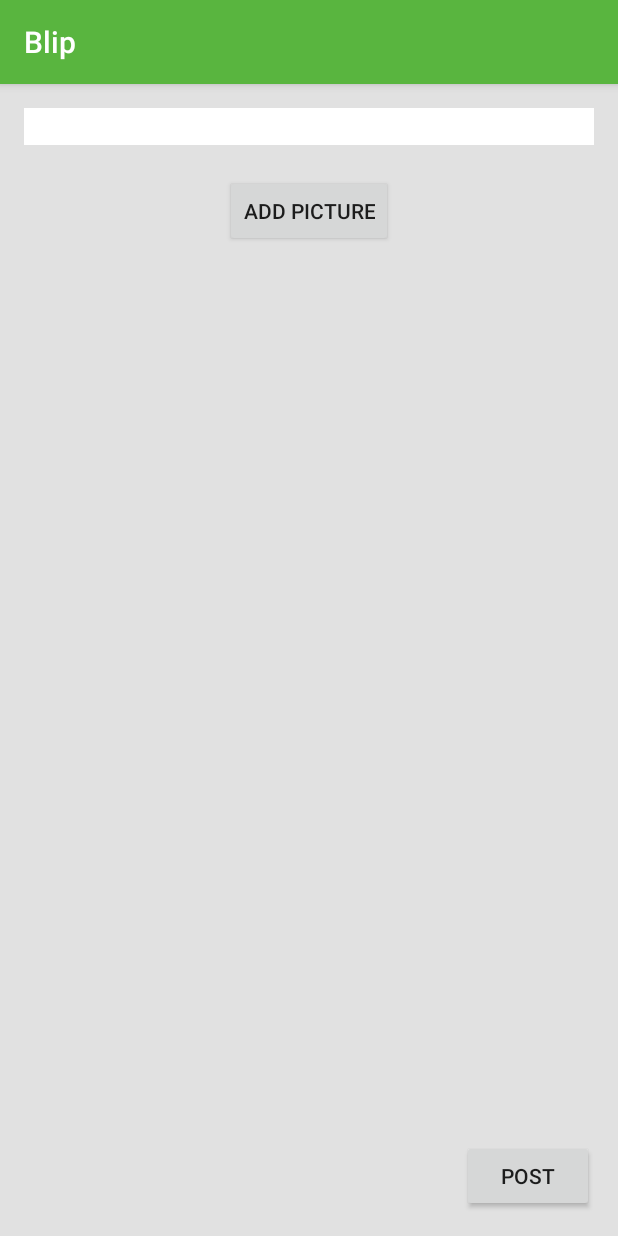
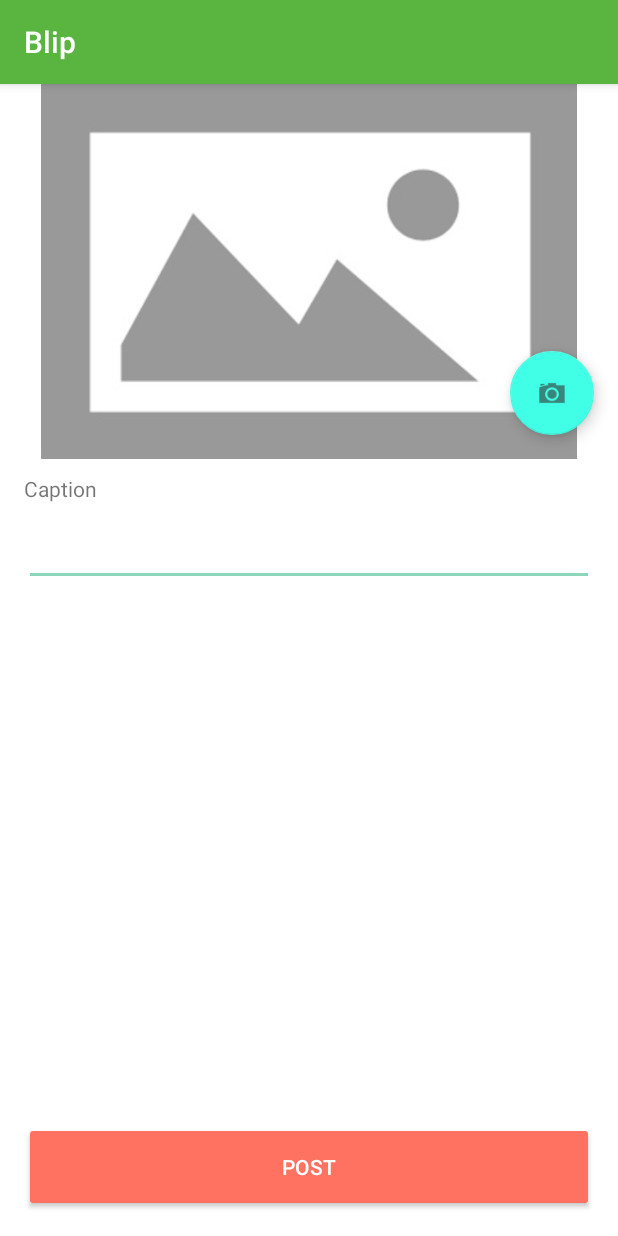
Before and after one commit to App-athy/Blip, an Android app: the ComposeBlipActivity screen opened directly, with no data from a screen before it, on a phone screen of 412 x 824 dp. Run offline under Robolectric (Android 15) with nearby library versions, the phone set to English and light mode, and no system bars; 1 statement that could not run was skipped.

Commit message:
Reskin compose blip activity

```diff
--- a/app/src/main/java/com/codepath/blip/ComposeBlipActivity.java
+++ b/app/src/main/java/com/codepath/blip/ComposeBlipActivity.java
@@ -28,7 +28,6 @@ import java.io.IOException;
 import javax.inject.Inject;
 
 import rx.Subscriber;
-import rx.android.schedulers.AndroidSchedulers;
 
 public class ComposeBlipActivity extends AppCompatActivity {
 
@@ -49,22 +48,13 @@ public class ComposeBlipActivity extends AppCompatActivity {
         super.onCreate(savedInstanceState);
         setContentView(R.layout.activity_compose_blip);
         body = (EditText) findViewById(R.id.etBody);
+
         uploadImage = (ImageView) findViewById(R.id.ivImageUpload);
-        cameraButton = (Button) findViewById(R.id.cameraButton);
+        uploadImage.setImageResource(R.drawable.placeholder);
+
         saveButton = (Button) findViewById(R.id.saveButton);
         Bundle b = getIntent().getParcelableExtra("bundle");
         mLatLng = b.getParcelable("location");
-        cameraButton.setOnClickListener(new View.OnClickListener() {
-            @Override
-            public void onClick(View view) {
-                Intent intent = new Intent(MediaStore.ACTION_IMAGE_CAPTURE);
-                intent.putExtra(MediaStore.EXTRA_OUTPUT, getPhotoFileUri(photoFileName));
-                if (intent.resolveActivity(getPackageManager()) != null) {
-                    // Start the image capture intent to take photo
-                    startActivityForResult(intent, CAPTURE_IMAGE_ACTIVITY_REQUEST_CODE);
-                }
-            }
-        });
         saveButton.setOnClickListener(new View.OnClickListener() {
             @Override
             public void onClick(View view) {
@@ -94,12 +84,19 @@ public class ComposeBlipActivity extends AppCompatActivity {
         });
     }
 
+    public void onCameraClick(View v) {
+        Intent intent = new Intent(MediaStore.ACTION_IMAGE_CAPTURE);
+        intent.putExtra(MediaStore.EXTRA_OUTPUT, getPhotoFileUri(photoFileName));
+        if (intent.resolveActivity(getPackageManager()) != null) {
+            // Start the image capture intent to take photo
+            startActivityForResult(intent, CAPTURE_IMAGE_ACTIVITY_REQUEST_CODE);
+        }
+    }
+
     @Override
     public void onActivityResult(int requestCode, int resultCode, Intent data) {
         if (requestCode == CAPTURE_IMAGE_ACTIVITY_REQUEST_CODE) {
             if (resultCode == RESULT_OK) {
-                cameraButton.setVisibility(View.GONE);
-                uploadImage.setVisibility(View.VISIBLE);
                 Uri takenPhotoUri = getPhotoFileUri(photoFileName);
                 // by this point we have the camera photo on disk
                 mPhoto = getResizedBitmap(rotateBitmapOrientation(takenPhotoUri.getPath()), 500);
--- a/app/src/main/res/layout/activity_compose_blip.xml
+++ b/app/src/main/res/layout/activity_compose_blip.xml
@@ -1,54 +1,74 @@
 <?xml version="1.0" encoding="utf-8"?>
-<RelativeLayout
-    xmlns:android="http://schemas.android.com/apk/res/android"
+<RelativeLayout xmlns:android="http://schemas.android.com/apk/res/android"
     xmlns:tools="http://schemas.android.com/tools"
     android:layout_width="match_parent"
     android:layout_height="match_parent"
+    xmlns:app="http://schemas.android.com/apk/res-auto"
     android:paddingBottom="@dimen/activity_vertical_margin"
-    android:paddingLeft="@dimen/activity_horizontal_margin"
-    android:paddingRight="@dimen/activity_horizontal_margin"
-    android:paddingTop="@dimen/activity_vertical_margin"
     tools:context="com.codepath.blip.ComposeBlipActivity"
-    android:background="@color/gray">
+    android:background="@color/white">
+
+    <android.support.design.widget.CoordinatorLayout
+        android:id="@+id/clImageContainer"
+        android:layout_width="match_parent"
+        android:layout_height="wrap_content"
+        android:layout_alignParentTop="true">
+
+        <ImageView
+            android:layout_width="match_parent"
+            android:layout_height="250dp"
+            android:id="@+id/ivImageUpload"
+            android:layout_centerHorizontal="true"/>
+
+        <android.support.design.widget.FloatingActionButton
+            android:id="@+id/fab"
+            app:layout_anchor="@+id/ivImageUpload"
+            app:layout_anchorGravity="bottom|right|end"
+            android:layout_width="wrap_content"
+            android:layout_height="wrap_content"
+            android:layout_margin="16dp"
+            android:src="@drawable/ic_camera"
+            android:onClick="onCameraClick"/>
+
+    </android.support.design.widget.CoordinatorLayout>
+
+    <TextView
+        android:id="@+id/tvCaption"
+        android:layout_width="wrap_content"
+        android:layout_height="wrap_content"
+        android:paddingLeft="@dimen/activity_horizontal_margin"
+        android:paddingRight="@dimen/activity_horizontal_margin"
+        android:text="Caption"
+        android:layout_marginTop="10dp"
+        android:layout_below="@id/clImageContainer"/>
 
     <EditText
         android:layout_width="wrap_content"
         android:layout_height="wrap_content"
-        android:inputType="textMultiLine"
-        android:ems="10"
-        android:id="@+id/etBody"
-        android:layout_alignParentTop="true"
         android:layout_alignParentLeft="true"
         android:layout_alignParentStart="true"
         android:layout_alignParentRight="true"
         android:layout_alignParentEnd="true"
-        android:background="@color/white"
+        android:layout_marginRight="@dimen/activity_horizontal_margin"
+        android:layout_marginLeft="@dimen/activity_horizontal_margin"
+        android:inputType="textMultiLine"
+        android:ems="10"
+        android:id="@+id/etBody"
+        android:layout_below="@id/tvCaption"
+        android:layout_marginTop="10dp"
+        android:backgroundTint="@color/mint"
         android:maxHeight="300dp"/>
 
-    <ImageView
-        android:layout_width="250dp"
-        android:layout_height="200dp"
-        android:id="@+id/ivImageUpload"
-        android:layout_below="@+id/etBody"
-        android:layout_centerHorizontal="true"
-        android:layout_marginTop="20dp"
-        android:visibility="gone"/>
-
     <Button
-        android:layout_width="wrap_content"
-        android:layout_height="wrap_content"
-        android:text="Add Picture"
-        android:id="@+id/cameraButton"
-        android:layout_below="@+id/etBody"
-        android:layout_centerHorizontal="true"
-        android:layout_marginTop="20dp"/>
-
-    <Button
-        android:layout_width="wrap_content"
-        android:layout_height="wrap_content"
+        android:layout_width="match_parent"
+        android:layout_height="60dp"
         android:text="Post"
         android:id="@+id/saveButton"
+        android:textColor="@color/white"
+        android:backgroundTint="@color/coral"
         android:layout_alignParentBottom="true"
+        android:layout_alignLeft="@id/etBody"
+        android:layout_alignStart="@id/etBody"
         android:layout_alignRight="@+id/etBody"
         android:layout_alignEnd="@+id/etBody"/>
 </RelativeLayout>
```
Also changed, not shown: app/src/main/res/drawable-hdpi/ic_camera.png (added), app/src/main/res/drawable-mdpi/ic_camera.png (added), app/src/main/res/drawable-xhdpi/ic_camera.png (added), app/src/main/res/drawable-xxhdpi/ic_camera.png (added), app/src/main/res/drawable/placeholder.png (added), 4 other files.
